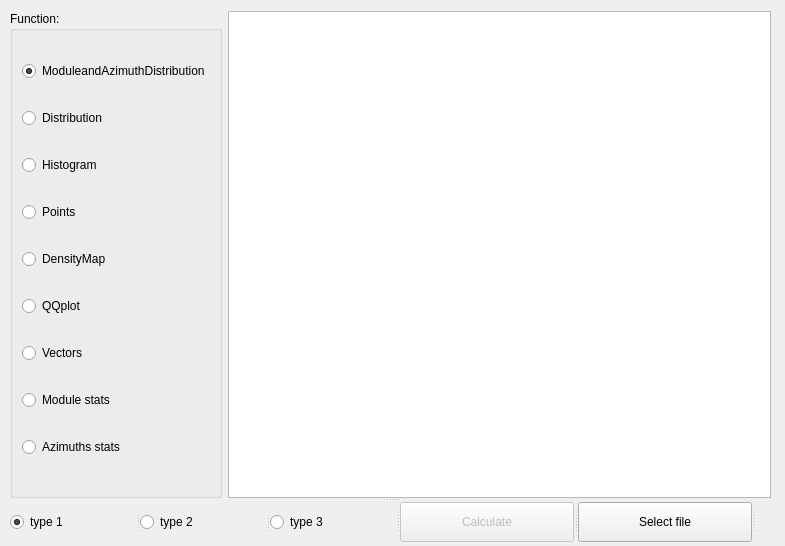
Qt form examples/auxstudio/interface.ui (mhaut/pycircularstats2) before a commit.
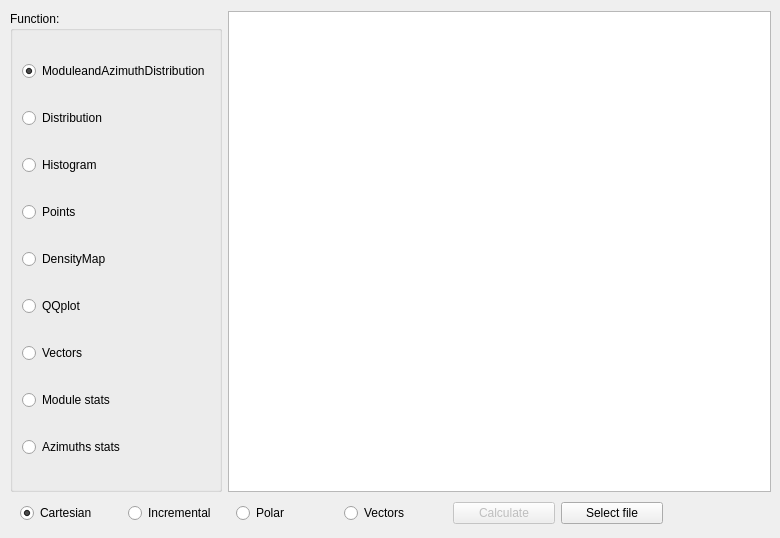
The same form after that commit.

Diff of the .ui file:
```diff
--- a/examples/auxstudio/interface.ui
+++ b/examples/auxstudio/interface.ui
@@ -6,26 +6,22 @@
    <rect>
     <x>0</x>
     <y>0</y>
-    <width>785</width>
-    <height>546</height>
+    <width>780</width>
+    <height>538</height>
    </rect>
   </property>
   <property name="windowTitle">
    <string>Form</string>
   </property>
-  <widget class="QSplitter" name="splitter_2">
+  <widget class="QWidget" name="layoutWidget">
    <property name="geometry">
     <rect>
      <x>10</x>
      <y>11</y>
      <width>761</width>
-     <height>531</height>
+     <height>481</height>
     </rect>
    </property>
-   <property name="orientation">
-    <enum>Qt::Vertical</enum>
-   </property>
-   <widget class="QWidget" name="layoutWidget">
     <layout class="QGridLayout" name="gridLayout">
      <item row="0" column="0">
       <widget class="QGroupBox" name="groupBox">
@@ -114,27 +110,51 @@
     </layout>
    </widget>
    <widget class="QSplitter" name="splitter">
+   <property name="geometry">
+    <rect>
+     <x>20</x>
+     <y>500</y>
+     <width>751</width>
+     <height>27</height>
+    </rect>
+   </property>
     <property name="orientation">
      <enum>Qt::Horizontal</enum>
     </property>
+   <widget class="QWidget" name="layoutWidget">
+    <layout class="QGridLayout" name="gridLayout_3">
+     <item row="0" column="0">
+      <widget class="QRadioButton" name="type0">
+       <property name="text">
+        <string>Cartesian</string>
+       </property>
+       <property name="checked">
+        <bool>true</bool>
+       </property>
+      </widget>
+     </item>
+     <item row="0" column="1">
     <widget class="QRadioButton" name="type1">
      <property name="text">
-      <string>type 1</string>
-     </property>
-     <property name="checked">
-      <bool>true</bool>
-     </property>
-    </widget>
+        <string>Incremental</string>
+       </property>
+      </widget>
+     </item>
+     <item row="0" column="2">
     <widget class="QRadioButton" name="type2">
      <property name="text">
-      <string>type 2</string>
-     </property>
-    </widget>
+        <string>Polar</string>
+       </property>
+      </widget>
+     </item>
+     <item row="0" column="4">
     <widget class="QRadioButton" name="type3">
      <property name="text">
-      <string>type 3</string>
-     </property>
-    </widget>
+        <string>Vectors</string>
+       </property>
+      </widget>
+     </item>
+     <item row="0" column="5">
     <widget class="QPushButton" name="calculate">
      <property name="enabled">
       <bool>false</bool>
@@ -143,16 +163,22 @@
       <string>Calculate</string>
      </property>
     </widget>
+     </item>
+     <item row="0" column="6">
     <widget class="QPushButton" name="buttonload">
      <property name="text">
       <string>Select file</string>
      </property>
     </widget>
+     </item>
+     <item row="0" column="7">
     <widget class="QLabel" name="labelpath">
      <property name="text">
       <string/>
      </property>
     </widget>
+     </item>
+    </layout>
    </widget>
   </widget>
  </widget>
```
Lines whose indentation alone changed are shown as unchanged.
